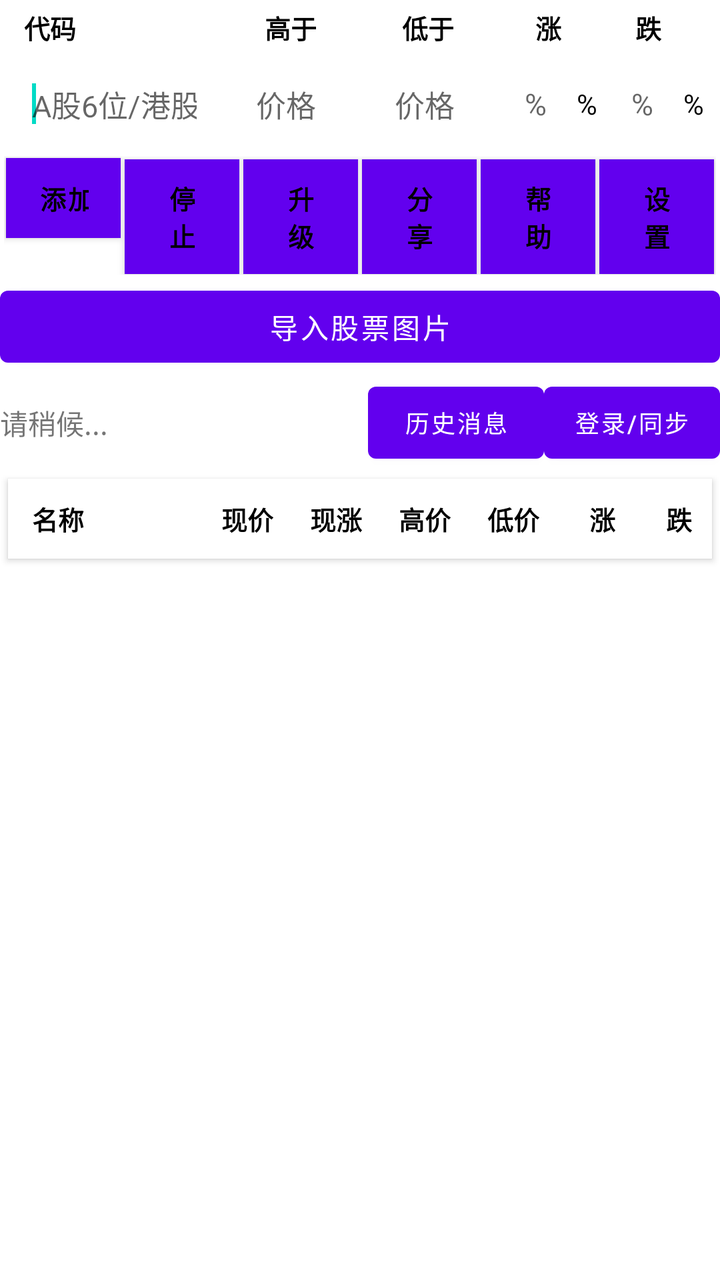
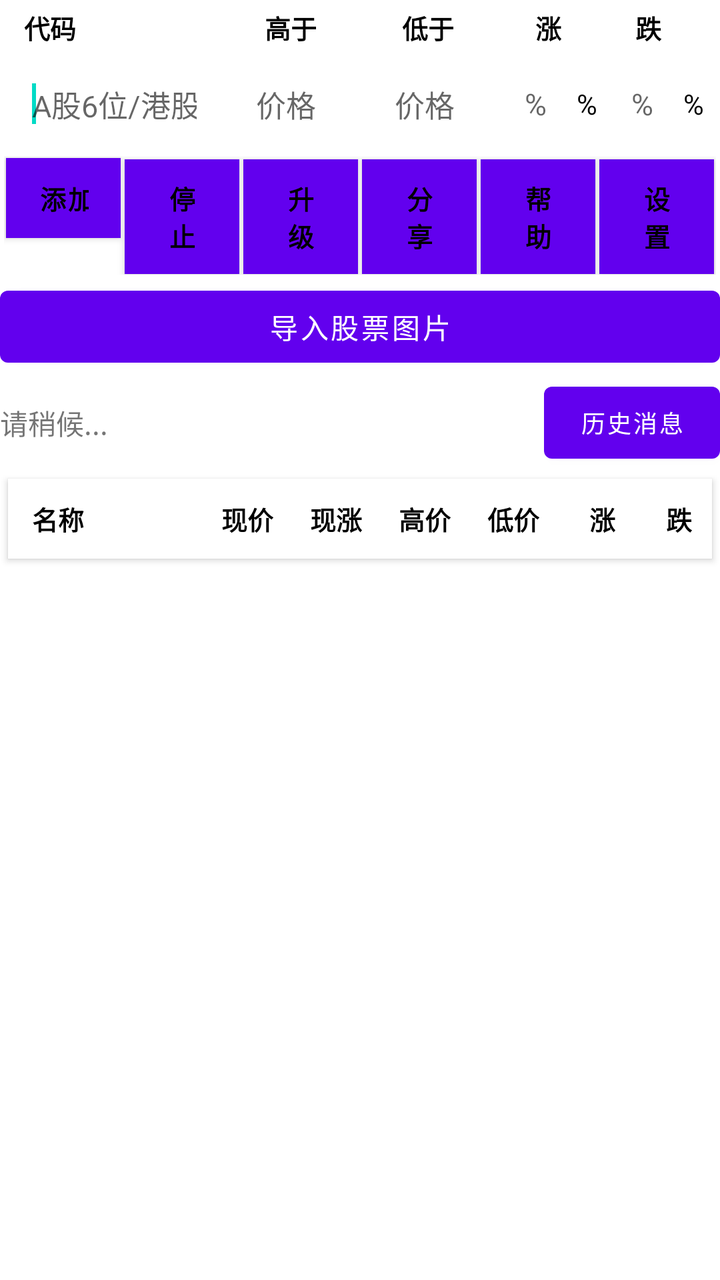

Two renders of the same Android screen: before a commit and after it. Below are the layout's source before the change and the commit's diff.
<!-- AndroidManifest.xml: fallback theme Theme.MaterialComponents.DayNight.NoActionBar -->
<!-- res/layout/main.xml -->
<?xml version="1.0" encoding="utf-8"?>

<LinearLayout xmlns:android="http://schemas.android.com/apk/res/android"
	android:layout_width="fill_parent"
	android:layout_height="fill_parent"
	android:orientation="vertical"
	android:windowSoftInputMode="stateHidden"
	android:fitsSystemWindows="true">

	<LinearLayout
		android:id="@+id/header_controls_container"
		android:layout_width="fill_parent"
		android:layout_height="wrap_content"
		android:orientation="vertical"
		android:visibility="visible">

		
		<LinearLayout
			android:layout_width="fill_parent"
			android:layout_height="wrap_content"
			android:layout_weight="0"
			android:orientation="horizontal"
			android:paddingTop="4dp"
			android:paddingBottom="2dp"
			android:paddingLeft="8dp"
			android:paddingRight="8dp"
			android:visibility="visible"
			android:minHeight="28dp"
			android:background="#FFFFFF">

			<TextView
				android:layout_width="0dp"
				android:layout_height="wrap_content"
				android:layout_weight="1.2"
				android:text="代码"
				android:textSize="13sp"
				android:textStyle="bold"
				android:textColor="#000000"
				android:gravity="left"
				android:paddingLeft="4dp" />

		<TextView
			android:layout_width="0dp"
			android:layout_height="wrap_content"
			android:layout_weight="0.8"
			android:text="高于"
			android:textSize="13sp"
			android:textStyle="bold"
			android:textColor="#000000"
			android:gravity="center"
			android:paddingLeft="4dp"
			android:paddingRight="4dp" />

		<TextView
			android:layout_width="0dp"
			android:layout_height="wrap_content"
			android:layout_weight="0.8"
			android:text="低于"
			android:textSize="13sp"
			android:textStyle="bold"
			android:textColor="#000000"
			android:gravity="center"
			android:paddingLeft="4dp"
			android:paddingRight="4dp" />

		<TextView
			android:layout_width="0dp"
			android:layout_height="wrap_content"
			android:layout_weight="0.6"
			android:text="涨"
			android:textSize="13sp"
			android:textStyle="bold"
			android:textColor="#000000"
			android:gravity="center"
			android:paddingLeft="4dp"
			android:paddingRight="4dp" />

		<TextView
			android:layout_width="0dp"
			android:layout_height="wrap_content"
			android:layout_weight="0.6"
			android:text="跌"
			android:textSize="13sp"
			android:textStyle="bold"
			android:textColor="#000000"
			android:gravity="center"
			android:paddingRight="4dp" />

		</LinearLayout>

		
		<LinearLayout
			android:layout_width="fill_parent"
			android:layout_height="wrap_content"
			android:layout_weight="0"
			android:orientation="horizontal"
			android:paddingTop="4dp"
			android:paddingBottom="4dp"
			android:paddingLeft="8dp"
			android:paddingRight="8dp"
			android:visibility="visible"
			android:minHeight="44dp"
			android:background="#FFFFFF"
			android:gravity="center_vertical">

		<EditText
			android:id="@+id/edit_stock_code"
			android:layout_width="0dp"
			android:layout_height="wrap_content"
			android:layout_weight="1.2"
			android:ems="6"
			android:imeOptions="actionNone"
			android:inputType="textNoSuggestions"
			android:maxLength="10"
			android:maxLines="1"
			android:minHeight="40dp"
			android:singleLine="true"
			android:textSize="15sp"
			android:textColor="#000000"
			android:background="#FFFFFF"
			android:padding="8dp"
			android:layout_marginRight="4dp"
			android:hint="A股6位/港股00700或hk00700">
			<requestFocus />
		</EditText>

		<EditText
			android:id="@+id/edit_price_h"
			android:layout_width="0dp"
			android:layout_height="wrap_content"
			android:layout_weight="0.8"
			android:ems="6"
			android:inputType="number|numberDecimal"
			android:minHeight="40dp"
			android:textSize="15sp"
			android:textColor="#000000"
			android:background="#FFFFFF"
			android:padding="8dp"
			android:gravity="center"
			android:layout_marginRight="4dp"
			android:hint="价格" />

		<EditText
			android:id="@+id/edit_price_l"
			android:layout_width="0dp"
			android:layout_height="wrap_content"
			android:layout_weight="0.8"
			android:ems="6"
			android:inputType="number|numberDecimal"
			android:minHeight="40dp"
			android:textSize="15sp"
			android:textColor="#000000"
			android:background="#FFFFFF"
			android:padding="8dp"
			android:gravity="center"
			android:layout_marginRight="4dp"
			android:hint="价格" />

		<LinearLayout
			android:layout_width="0dp"
			android:layout_height="wrap_content"
			android:layout_weight="0.6"
			android:orientation="horizontal"
			android:gravity="center"
			android:layout_marginRight="4dp">
			
			<EditText
				android:id="@+id/edit_rise"
				android:layout_width="0dp"
				android:layout_height="wrap_content"
				android:layout_weight="1"
				android:ems="2"
				android:inputType="number"
				android:maxLength="2"
				android:minHeight="40dp"
				android:textSize="15sp"
				android:textColor="#000000"
				android:background="#FFFFFF"
				android:padding="8dp"
				android:gravity="center"
				android:hint="%" />
			
			<TextView
				android:layout_width="wrap_content"
				android:layout_height="wrap_content"
				android:text="%"
				android:textSize="14sp"
				android:textColor="#000000"
				android:gravity="center_vertical"
				android:paddingLeft="2dp" />
		</LinearLayout>

		<LinearLayout
			android:layout_width="0dp"
			android:layout_height="wrap_content"
			android:layout_weight="0.6"
			android:orientation="horizontal"
			android:gravity="center">
			
			<EditText
				android:id="@+id/edit_drop"
				android:layout_width="0dp"
				android:layout_height="wrap_content"
				android:layout_weight="1"
				android:ems="2"
				android:inputType="numberSigned"
				android:maxLength="2"
				android:minHeight="40dp"
				android:textSize="15sp"
				android:textColor="#000000"
				android:background="#FFFFFF"
				android:padding="8dp"
				android:gravity="center"
				android:hint="%" />
			
			<TextView
				android:layout_width="wrap_content"
				android:layout_height="wrap_content"
				android:text="%"
				android:textSize="14sp"
				android:textColor="#000000"
				android:gravity="center_vertical"
				android:paddingLeft="2dp" />
		</LinearLayout>

		</LinearLayout>


		<LinearLayout
			android:layout_width="fill_parent"
			android:layout_height="wrap_content"
			android:layout_weight="0"
			android:orientation="horizontal"
			android:padding="2dp"
			android:visibility="visible">

		<Button
			android:id="@+id/btn_submit"
			android:layout_width="0dp"
			android:layout_height="wrap_content"
			android:layout_weight="1"
			android:minHeight="40dp"
			android:text="添加预警"
			android:textSize="13sp"
			android:textStyle="bold"
			android:singleLine="true"
			android:ellipsize="none"
			android:layout_margin="1dp"
			android:background="#FFFFFF"
			android:textColor="#000000" />

		<Button
			android:id="@+id/btn_stop"
			android:layout_width="0dp"
			android:layout_height="wrap_content"
			android:layout_weight="1"
			android:minHeight="40dp"
			android:text="停止"
			android:textSize="13sp"
			android:textStyle="bold"
			android:layout_margin="1dp"
			android:background="#FFFFFF"
			android:textColor="#000000" />

		<Button
			android:id="@+id/btn_test"
			android:layout_width="0dp"
			android:layout_height="wrap_content"
			android:layout_weight="1"
			android:minHeight="40dp"
			android:text="升级"
			android:textSize="13sp"
			android:textStyle="bold"
			android:layout_margin="1dp"
			android:background="#FFFFFF"
			android:textColor="#000000" />

		<Button
			android:id="@+id/btn_share"
			android:layout_width="0dp"
			android:layout_height="wrap_content"
			android:layout_weight="1"
			android:minHeight="40dp"
			android:text="分享"
			android:textSize="13sp"
			android:textStyle="bold"
			android:layout_margin="1dp"
			android:background="#FFFFFF"
			android:textColor="#000000" />

		<Button
			android:id="@+id/btn_help"
			android:layout_width="0dp"
			android:layout_height="wrap_content"
			android:layout_weight="1"
			android:minHeight="40dp"
			android:text="帮助"
			android:textSize="13sp"
			android:textStyle="bold"
			android:layout_margin="1dp"
			android:background="#FFFFFF"
			android:textColor="#000000" />

		<Button
			android:id="@+id/btn_settings"
			android:layout_width="0dp"
			android:layout_height="wrap_content"
			android:layout_weight="1"
			android:minHeight="40dp"
			android:text="设置"
			android:textSize="13sp"
			android:textStyle="bold"
			android:layout_margin="1dp"
			android:background="#FFFFFF"
			android:textColor="#000000" />

		</LinearLayout>

		<LinearLayout
			android:layout_width="fill_parent"
			android:layout_height="wrap_content"
			android:layout_weight="0"
			android:orientation="horizontal"
			android:visibility="visible">

			<Button
				android:id="@+id/btn_import_image"
				android:layout_width="fill_parent"
				android:layout_height="wrap_content"
				android:layout_weight="1"
				android:text="导入股票图片" />

		</LinearLayout>

	</LinearLayout>

	<LinearLayout
		android:layout_width="fill_parent"
		android:layout_height="0dp"
		android:layout_weight="1"
		android:orientation="vertical">


		<LinearLayout
			android:layout_width="fill_parent"
			android:layout_height="48dp"
			android:orientation="horizontal">

			<TextView
				android:id="@+id/edit_stock_info"
				android:layout_width="0dp"
				android:layout_height="fill_parent"
				android:layout_weight="1"
				android:text="请稍候..."
				android:gravity="center_vertical" />

			<Button
				android:id="@+id/btn_history"
				android:layout_width="wrap_content"
				android:layout_height="fill_parent"
				android:text="历史消息"
				android:textSize="12sp"
				android:gravity="center"
				android:paddingLeft="8dp"
				android:paddingRight="8dp" />

			<Button
				android:id="@+id/btn_sync"
				android:layout_width="wrap_content"
				android:layout_height="fill_parent"
				android:text="登录/同步"
				android:textSize="12sp"
				android:gravity="center"
				android:paddingLeft="8dp"
				android:paddingRight="8dp" />

		</LinearLayout>

		
		<LinearLayout
			android:id="@+id/ItemHighTitle"
			android:layout_width="fill_parent"
			android:layout_height="wrap_content"
			android:orientation="horizontal"
			android:minHeight="40dp"
			android:padding="8dp"
			android:paddingTop="10dp"
			android:paddingBottom="10dp"
			android:background="#FFFFFF"
			android:layout_marginLeft="4dp"
			android:layout_marginRight="4dp"
			android:layout_marginTop="4dp"
			android:layout_marginBottom="4dp"
			android:gravity="center_vertical"
			android:elevation="2dp">
			
			
			<TextView
				android:id="@+id/header_sort_name"
				android:layout_width="0dp"
				android:layout_height="wrap_content"
				android:layout_weight="1.2"
				android:text="名称"
				android:textSize="13sp"
				android:textStyle="bold"
				android:textColor="#000000"
				android:singleLine="true"
				android:clickable="true"
				android:focusable="true"
				android:paddingLeft="4dp"
				android:paddingRight="2dp" />
			
			
			<TextView
				android:id="@+id/header_sort_price"
				android:layout_width="0dp"
				android:layout_height="wrap_content"
				android:layout_weight="0.8"
				android:text="现价"
				android:textSize="13sp"
				android:textStyle="bold"
				android:textColor="#000000"
				android:gravity="right"
				android:singleLine="true"
				android:clickable="true"
				android:focusable="true"
				android:paddingLeft="2dp"
				android:paddingRight="2dp" />

			
			<TextView
				android:id="@+id/header_sort_chg"
				android:layout_width="0dp"
				android:layout_height="wrap_content"
				android:layout_weight="0.7"
				android:text="现涨"
				android:textSize="13sp"
				android:textStyle="bold"
				android:textColor="#000000"
				android:gravity="right"
				android:singleLine="true"
				android:clickable="true"
				android:focusable="true"
				android:paddingLeft="2dp"
				android:paddingRight="2dp" />
			
			<TextView
				android:layout_width="0dp"
				android:layout_height="wrap_content"
				android:layout_weight="0.7"
				android:text="高价"
				android:textSize="13sp"
				android:textStyle="bold"
				android:textColor="#000000"
				android:gravity="right"
				android:singleLine="true"
				android:paddingLeft="2dp"
				android:paddingRight="2dp" />
			
			<TextView
				android:layout_width="0dp"
				android:layout_height="wrap_content"
				android:layout_weight="0.7"
				android:text="低价"
				android:textSize="13sp"
				android:textStyle="bold"
				android:textColor="#000000"
				android:gravity="right"
				android:singleLine="true"
				android:paddingLeft="2dp"
				android:paddingRight="2dp" />
			
			<TextView
				android:layout_width="0dp"
				android:layout_height="wrap_content"
				android:layout_weight="0.6"
				android:text="涨"
				android:textSize="13sp"
				android:textStyle="bold"
				android:textColor="#000000"
				android:gravity="right"
				android:singleLine="true"
				android:paddingLeft="2dp"
				android:paddingRight="2dp" />
			
			<TextView
				android:layout_width="0dp"
				android:layout_height="wrap_content"
				android:layout_weight="0.6"
				android:text="跌"
				android:textSize="13sp"
				android:textStyle="bold"
				android:textColor="#000000"
				android:gravity="right"
				android:singleLine="true"
				android:paddingRight="2dp" />
		</LinearLayout>

		<ListView
			android:id="@+id/ListView01"
			android:layout_width="fill_parent"
			android:layout_height="0dp"
			android:layout_weight="1" />

	</LinearLayout>


</LinearLayout>
<!-- resources referenced by this layout -->
<resources>

</resources>

<!-- the commit's change to res/layout/main.xml (unified diff, before → after) -->
@@ -364,16 +364,6 @@
 				android:paddingLeft="8dp"
 				android:paddingRight="8dp" />
 
-			<Button
-				android:id="@+id/btn_sync"
-				android:layout_width="wrap_content"
-				android:layout_height="fill_parent"
-				android:text="登录/同步"
-				android:textSize="12sp"
-				android:gravity="center"
-				android:paddingLeft="8dp"
-				android:paddingRight="8dp" />
-
 		</LinearLayout>
 
 		
